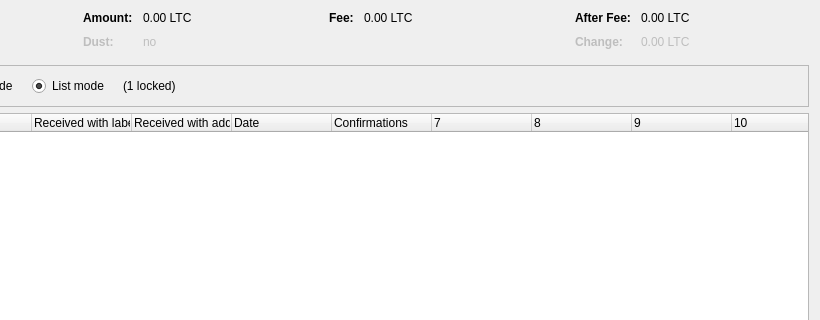
Qt form src/qt/forms/coincontroldialog.ui (PantsCoin/PantsCoin) before a commit; both pictures show x 180 to 1000 and y 0 to 320 of the 1000 by 500 pixel window.
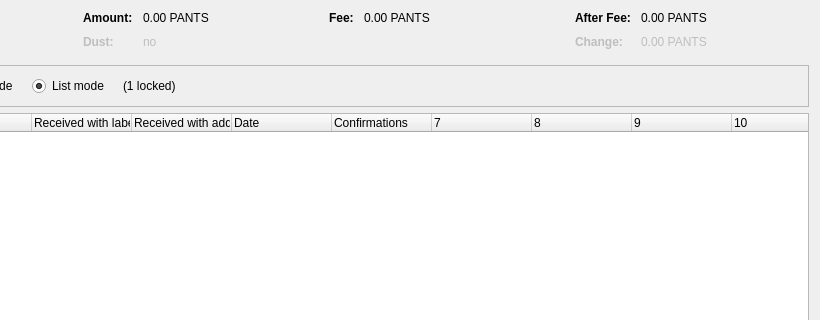
The same form after that commit. Custom widgets are drawn as their Qt base class.

```diff
--- a/src/qt/forms/coincontroldialog.ui
+++ b/src/qt/forms/coincontroldialog.ui
@@ -132,7 +132,7 @@
           <enum>Qt::ActionsContextMenu</enum>
          </property>
          <property name="text">
-          <string notr="true">0.00 LTC</string>
+          <string notr="true">0.00 PANTS</string>
          </property>
          <property name="textInteractionFlags">
           <set>Qt::LinksAccessibleByMouse|Qt::TextSelectableByKeyboard|Qt::TextSelectableByMouse</set>
@@ -212,7 +212,7 @@
           <enum>Qt::ActionsContextMenu</enum>
          </property>
          <property name="text">
-          <string notr="true">0.00 LTC</string>
+          <string notr="true">0.00 PANTS</string>
          </property>
          <property name="textInteractionFlags">
           <set>Qt::LinksAccessibleByMouse|Qt::TextSelectableByKeyboard|Qt::TextSelectableByMouse</set>
@@ -257,7 +257,7 @@
           <enum>Qt::ActionsContextMenu</enum>
          </property>
          <property name="text">
-          <string notr="true">0.00 LTC</string>
+          <string notr="true">0.00 PANTS</string>
          </property>
          <property name="textInteractionFlags">
           <set>Qt::LinksAccessibleByMouse|Qt::TextSelectableByKeyboard|Qt::TextSelectableByMouse</set>
@@ -292,7 +292,7 @@
           <enum>Qt::ActionsContextMenu</enum>
          </property>
          <property name="text">
-          <string notr="true">0.00 LTC</string>
+          <string notr="true">0.00 PANTS</string>
          </property>
          <property name="textInteractionFlags">
           <set>Qt::LinksAccessibleByMouse|Qt::TextSelectableByKeyboard|Qt::TextSelectableByMouse</set>
```
